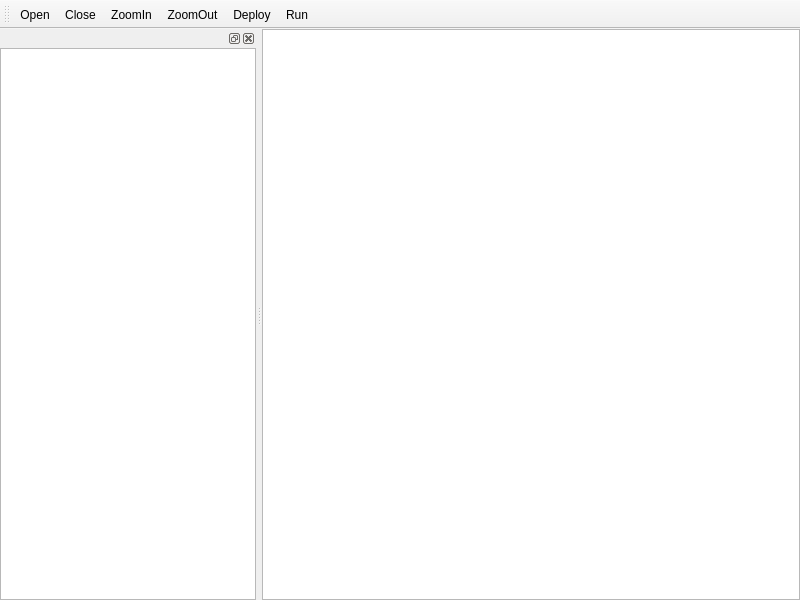
This is imageParticles/particlesUI.ui in SadeghMSalehi/gradworks as Qt 5 draws it before an edit. The edited form follows.
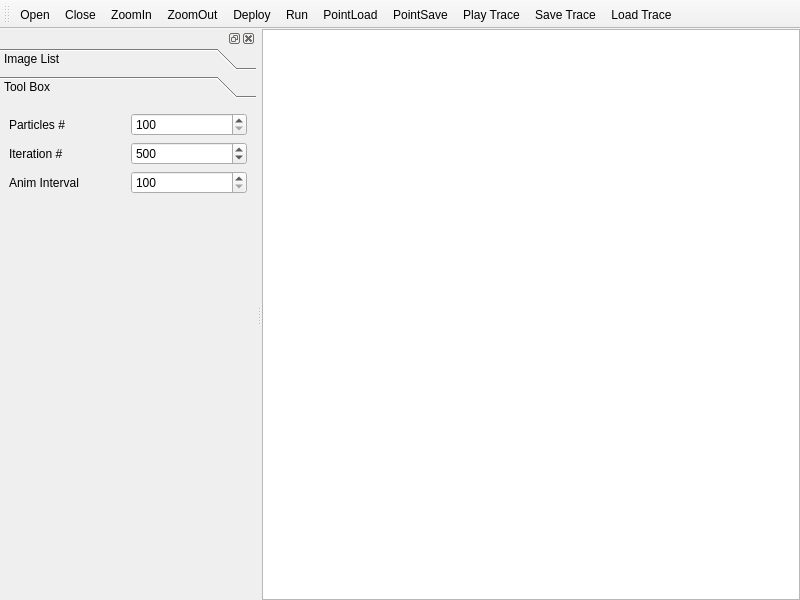
This is the edited form.

Commit message: adding nbody to imageParticles

```diff
--- a/imageParticles/particlesUI.ui
+++ b/imageParticles/particlesUI.ui
@@ -27,7 +27,7 @@
    <property name="minimumSize">
     <size>
      <width>256</width>
-     <height>128</height>
+     <height>170</height>
     </size>
    </property>
    <attribute name="dockWidgetArea">
@@ -39,7 +39,126 @@
       <number>0</number>
      </property>
      <item>
-      <widget class="QListWidget" name="listWidget"/>
+      <widget class="QToolBox" name="toolBox">
+       <property name="currentIndex">
+        <number>1</number>
+       </property>
+       <widget class="QWidget" name="page">
+        <property name="geometry">
+         <rect>
+          <x>0</x>
+          <y>0</y>
+          <width>256</width>
+          <height>481</height>
+         </rect>
+        </property>
+        <attribute name="label">
+         <string>Image List</string>
+        </attribute>
+        <layout class="QHBoxLayout" name="horizontalLayout_3">
+         <property name="spacing">
+          <number>0</number>
+         </property>
+         <property name="margin">
+          <number>0</number>
+         </property>
+         <item>
+          <widget class="QListWidget" name="listWidget"/>
+         </item>
+        </layout>
+       </widget>
+       <widget class="QWidget" name="page_2">
+        <property name="geometry">
+         <rect>
+          <x>0</x>
+          <y>0</y>
+          <width>256</width>
+          <height>481</height>
+         </rect>
+        </property>
+        <attribute name="label">
+         <string>Tool Box</string>
+        </attribute>
+        <layout class="QGridLayout" name="gridLayout">
+         <item row="0" column="0">
+          <widget class="QLabel" name="label">
+           <property name="text">
+            <string>Particles #</string>
+           </property>
+          </widget>
+         </item>
+         <item row="0" column="1">
+          <widget class="QSpinBox" name="numberOfParticles">
+           <property name="minimum">
+            <number>100</number>
+           </property>
+           <property name="maximum">
+            <number>1000</number>
+           </property>
+           <property name="singleStep">
+            <number>100</number>
+           </property>
+          </widget>
+         </item>
+         <item row="1" column="0">
+          <widget class="QLabel" name="label_2">
+           <property name="text">
+            <string>Iteration #</string>
+           </property>
+          </widget>
+         </item>
+         <item row="1" column="1">
+          <widget class="QSpinBox" name="numberOfIterations">
+           <property name="minimum">
+            <number>100</number>
+           </property>
+           <property name="maximum">
+            <number>5000</number>
+           </property>
+           <property name="singleStep">
+            <number>100</number>
+           </property>
+           <property name="value">
+            <number>500</number>
+           </property>
+          </widget>
+         </item>
+         <item row="2" column="0">
+          <widget class="QLabel" name="label_3">
+           <property name="text">
+            <string>Anim Interval</string>
+           </property>
+          </widget>
+         </item>
+         <item row="2" column="1">
+          <widget class="QSpinBox" name="animationInterval">
+           <property name="minimum">
+            <number>100</number>
+           </property>
+           <property name="maximum">
+            <number>1000</number>
+           </property>
+           <property name="singleStep">
+            <number>100</number>
+           </property>
+          </widget>
+         </item>
+         <item row="3" column="1">
+          <spacer name="verticalSpacer">
+           <property name="orientation">
+            <enum>Qt::Vertical</enum>
+           </property>
+           <property name="sizeHint" stdset="0">
+            <size>
+             <width>20</width>
+             <height>419</height>
+            </size>
+           </property>
+          </spacer>
+         </item>
+        </layout>
+       </widget>
+      </widget>
      </item>
     </layout>
    </widget>
@@ -60,6 +179,11 @@
    <addaction name="actionZoomOut"/>
    <addaction name="actionDeploy"/>
    <addaction name="actionRun"/>
+   <addaction name="actionPointLoad"/>
+   <addaction name="actionPointSave"/>
+   <addaction name="actionPlayTrace"/>
+   <addaction name="actionSaveTrace"/>
+   <addaction name="actionLoadTrace"/>
   </widget>
   <action name="actionOpen">
    <property name="text">
@@ -91,6 +215,40 @@
     <string>Run</string>
    </property>
   </action>
+  <action name="actionPointSave">
+   <property name="text">
+    <string>PointSave</string>
+   </property>
+  </action>
+  <action name="actionPointLoad">
+   <property name="text">
+    <string>PointLoad</string>
+   </property>
+  </action>
+  <action name="actionPlayTrace">
+   <property name="text">
+    <string>Play Trace</string>
+   </property>
+   <property name="toolTip">
+    <string>Play point moving trace</string>
+   </property>
+  </action>
+  <action name="actionSaveTrace">
+   <property name="text">
+    <string>Save Trace</string>
+   </property>
+   <property name="toolTip">
+    <string>Save point moving trace</string>
+   </property>
+  </action>
+  <action name="actionLoadTrace">
+   <property name="text">
+    <string>Load Trace</string>
+   </property>
+   <property name="toolTip">
+    <string>Load point moving trace</string>
+   </property>
+  </action>
  </widget>
  <resources/>
  <connections/>
```
The commit also changes 11 other files.
